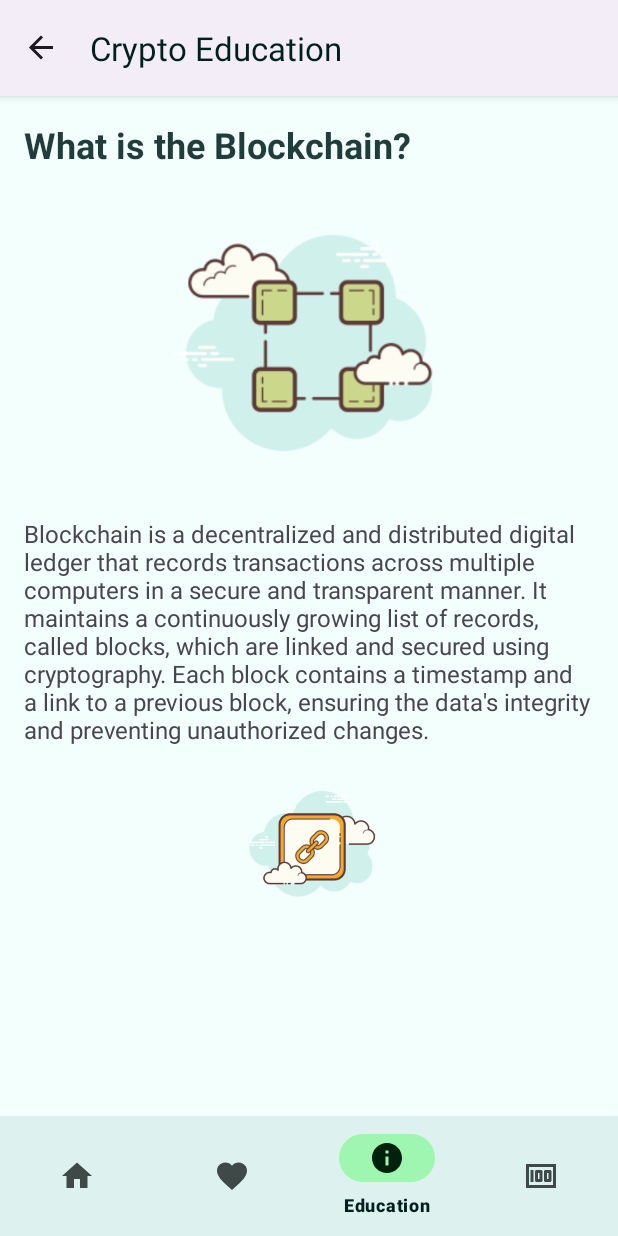
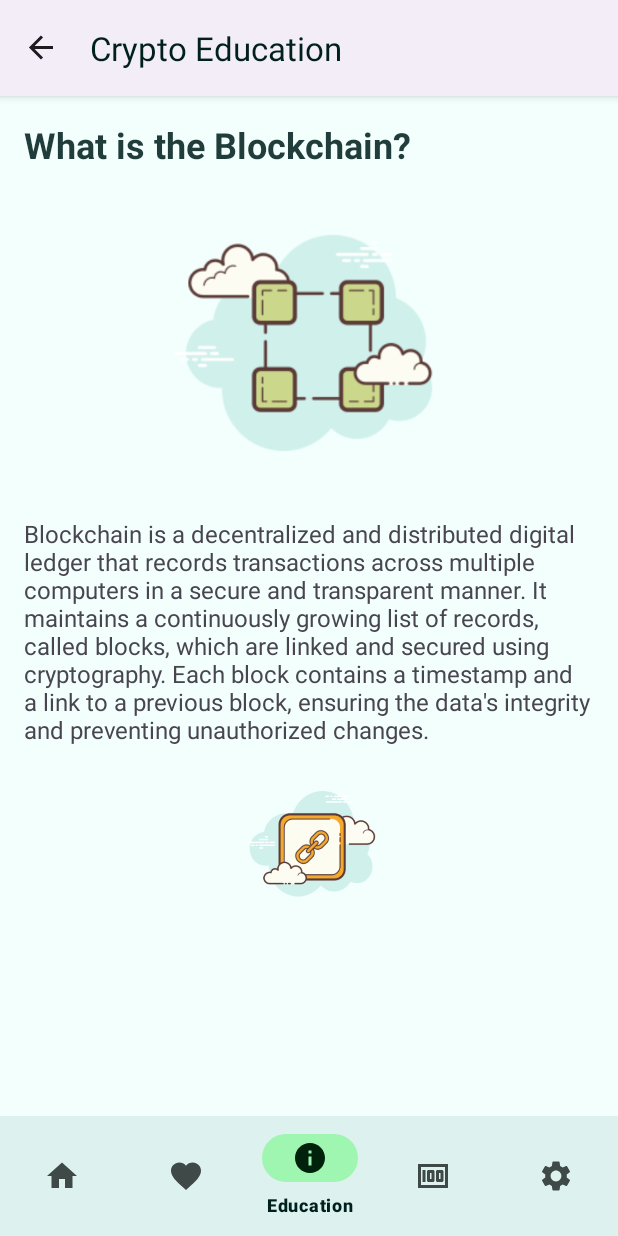
Before and after one commit to YashPindiwala/CryptoTracker, an Android app: the screen it shows after launch (MainActivity), item 3 of the bottom bar chosen, on a phone screen of 412 x 824 dp. Run offline under Robolectric (Android 15) with nearby library versions, the phone set to English and light mode, and no system bars; our stand-ins replace Volley, navigation-ui; network calls fail.

Commit message:
Settings Front End
added settings fragment and created all of the possible settings options in the root_preferences front end

```diff
--- a/app/build.gradle
+++ b/app/build.gradle
@@ -42,6 +42,7 @@
     implementation 'androidx.lifecycle:lifecycle-viewmodel-ktx:2.4.1'
     implementation 'androidx.navigation:navigation-fragment:2.4.1'
     implementation 'androidx.navigation:navigation-ui:2.4.1'
+    implementation 'androidx.preference:preference:1.2.0'
     testImplementation 'junit:junit:4.13.2'
     androidTestImplementation 'androidx.test.ext:junit:1.1.3'
     androidTestImplementation 'androidx.test.espresso:espresso-core:3.4.0'
--- /dev/null
+++ b/app/src/main/res/drawable/baseline_settings_24.xml
@@ -0,0 +1,5 @@
+<vector android:height="24dp" android:tint="#000000"
+    android:viewportHeight="24" android:viewportWidth="24"
+    android:width="24dp" xmlns:android="http://schemas.android.com/apk/res/android">
+    <path android:fillColor="@android:color/white" android:pathData="M19.14,12.94c0.04,-0.3 0.06,-0.61 0.06,-0.94c0,-0.32 -0.02,-0.64 -0.07,-0.94l2.03,-1.58c0.18,-0.14 0.23,-0.41 0.12,-0.61l-1.92,-3.32c-0.12,-0.22 -0.37,-0.29 -0.59,-0.22l-2.39,0.96c-0.5,-0.38 -1.03,-0.7 -1.62,-0.94L14.4,2.81c-0.04,-0.24 -0.24,-0.41 -0.48,-0.41h-3.84c-0.24,0 -0.43,0.17 -0.47,0.41L9.25,5.35C8.66,5.59 8.12,5.92 7.63,6.29L5.24,5.33c-0.22,-0.08 -0.47,0 -0.59,0.22L2.74,8.87C2.62,9.08 2.66,9.34 2.86,9.48l2.03,1.58C4.84,11.36 4.8,11.69 4.8,12s0.02,0.64 0.07,0.94l-2.03,1.58c-0.18,0.14 -0.23,0.41 -0.12,0.61l1.92,3.32c0.12,0.22 0.37,0.29 0.59,0.22l2.39,-0.96c0.5,0.38 1.03,0.7 1.62,0.94l0.36,2.54c0.05,0.24 0.24,0.41 0.48,0.41h3.84c0.24,0 0.44,-0.17 0.47,-0.41l0.36,-2.54c0.59,-0.24 1.13,-0.56 1.62,-0.94l2.39,0.96c0.22,0.08 0.47,0 0.59,-0.22l1.92,-3.32c0.12,-0.22 0.07,-0.47 -0.12,-0.61L19.14,12.94zM12,15.6c-1.98,0 -3.6,-1.62 -3.6,-3.6s1.62,-3.6 3.6,-3.6s3.6,1.62 3.6,3.6S13.98,15.6 12,15.6z"/>
+</vector>
--- a/app/src/main/res/menu/bottom_nav_menu.xml
+++ b/app/src/main/res/menu/bottom_nav_menu.xml
@@ -20,5 +20,9 @@
         android:id="@+id/investmentFragment"
         android:icon="@drawable/baseline_money_24"
         android:title="@string/InvestmentFragmentTitle" />
+    <item
+        android:id="@+id/nav_settings"
+        android:icon="@drawable/baseline_settings_24"
+        android:title="Settings"/>
 
 </menu>
--- a/app/src/main/res/navigation/mobile_navigation.xml
+++ b/app/src/main/res/navigation/mobile_navigation.xml
@@ -43,4 +43,8 @@
         android:name="com.project.app.cryptotracker.ViewPager.EducationViewPagerHost"
         android:label="Crypto Education"
         tools:layout="@layout/fragment_education_view_pager" />
+    <fragment
+        android:id="@+id/nav_settings"
+        android:name="com.project.app.cryptotracker.Dashboard.SettingsFragment"
+        android:label="SettingsFragment" />
 </navigation>
```
Also changed, not shown: app/src/main/java/com/project/app/cryptotracker/Dashboard/SettingsFragment.java (added, +15 -0 lines), app/src/main/res/values/arrays.xml (added, +24 -0 lines), app/src/main/res/values/strings.xml (+28 -0 lines), app/src/main/res/xml/root_preferences.xml (added, +24 -0 lines).
